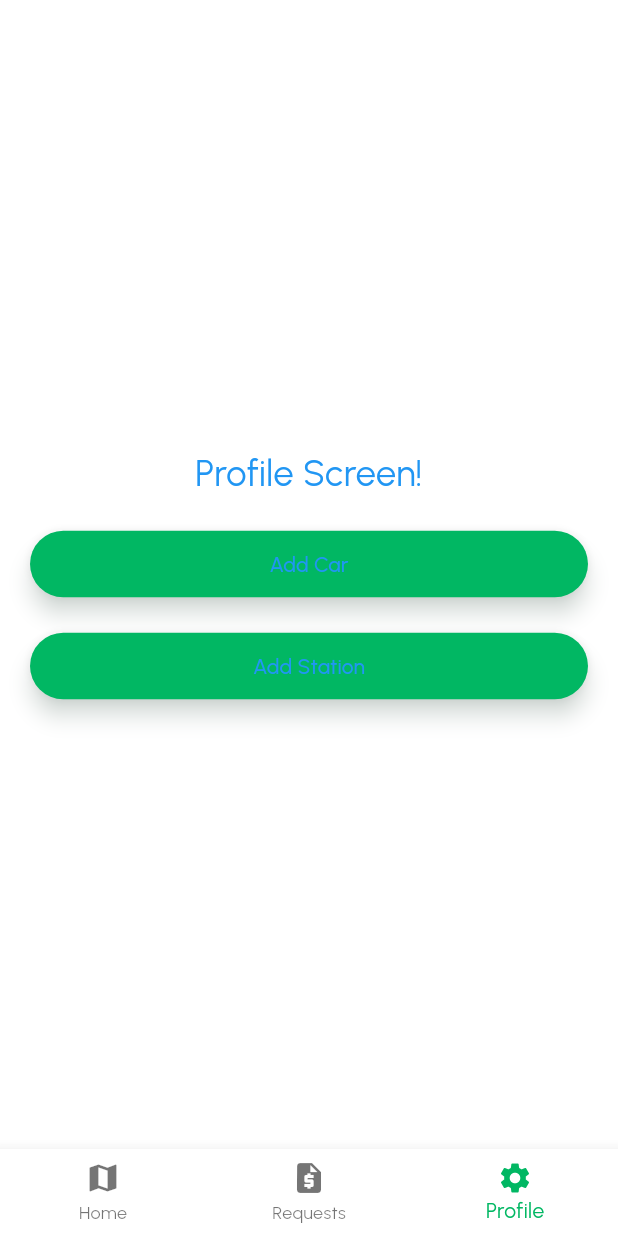
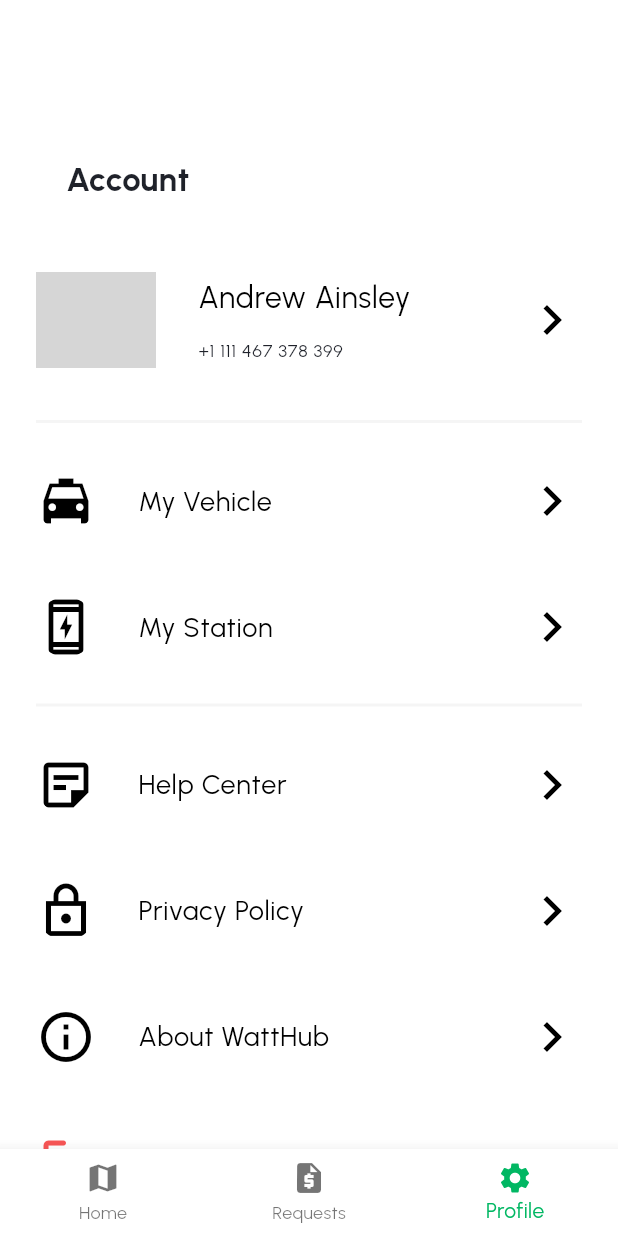
Before and after one commit to lusnyak/watt_hub, a Flutter app: the ProfileScreen screen opened by its route, on a phone screen of 412 x 824 dp. Run offline on Flutter 3.47's test engine with Material 3 defaults, Android fonts, the light colour scheme and no system bars; our stand-ins replace auto_route, awesome_extensions, bloc, dropdown_button2, flutter_bloc, flutter_screenutil and 8 more; accounts and stored records are empty; network calls fail; grey boxes are pictures that could not be loaded.

Commit message:
Added profile page ui screen, crated sub widgets for frofile page menu items.

```diff
--- a/lib/presentation/screens/profile/profile_screen.dart
+++ b/lib/presentation/screens/profile/profile_screen.dart
@@ -2,50 +2,138 @@ import 'package:auto_route/auto_route.dart';
 import 'package:awesome_extensions/awesome_extensions.dart';
 import 'package:flutter/material.dart';
 import 'package:watt_hub/config/routes/app_router.dart';
+import 'package:watt_hub/presentation/screens/profile/sub_widget/profile_menu_divider.dart';
+import 'package:watt_hub/presentation/screens/profile/sub_widget/profile_menu_item.dart';
+import 'package:watt_hub_uikit/watt_hub_uikit.dart';
 
 @RoutePage()
-class ProfileScreen extends StatelessWidget {
+class ProfileScreen extends StatefulWidget {
   const ProfileScreen({super.key});
 
   @override
+  State<ProfileScreen> createState() => _ProfileScreenState();
+}
+
+class _ProfileScreenState extends State<ProfileScreen> {
+  @override
   Widget build(BuildContext context) {
     return Scaffold(
-      body: SafeArea(
+      body: SingleChildScrollView(
         child: Column(
           mainAxisAlignment: MainAxisAlignment.center,
           crossAxisAlignment: CrossAxisAlignment.stretch,
           children: [
             const Text(
-              "Profile Screen!",
-              textAlign: TextAlign.center,
+              "Account",
+              textAlign: TextAlign.start,
               style: TextStyle(
-                fontSize: 24.0,
-                color: Colors.blue,
+                  fontSize: 22.0,
+                  color: WattHubColors.darkMoodColor,
+                  fontWeight: FontWeight.bold),
+            ).paddingLTRB(20, 80, 20, 20),
+            ListTile(
+              splashColor: WattHubColors.primaryLightGreenColor,
+              shape: RoundedRectangleBorder(
+                  borderRadius: BorderRadius.circular(14)),
+              contentPadding: const EdgeInsets.symmetric(vertical: 20),
+              onTap: () => {},
+              title: Column(
+                crossAxisAlignment: CrossAxisAlignment.start,
+                children: [
+                  const Text('Andrew Ainsley',
+                      style: TextStyle(
+                        fontSize: 20,
+                      )),
+                  12.heightBox,
+                  const Text('+1 111 467 378 399',
+                      style: TextStyle(
+                          fontSize: 12, color: WattHubColors.darkMoodColor)),
+                ],
+              ),
+              horizontalTitleGap: 20,
+              dense: true,
+              visualDensity: const VisualDensity(vertical: 4, horizontal: 4),
+              leading: ClipRRect(
+                borderRadius:
+                    BorderRadius.circular(100), // Makes the image round
+                child: Image.network(
+                  'https://i.pinimg.com/736x/4b/0d/8a/4b0d8a3809bff41e4f010fc5add5effe.jpg',
+                  width: 80, // Sets the width of the image
+                  height:
+                      80, // Sets the height of the image (optional, to make it square)
+                  fit: BoxFit.cover, // Ensures the image fills the container
+                ),
+              ),
+              trailing: const Icon(
+                Icons.chevron_right_outlined,
+                size: 40,
               ),
             ),
-            20.heightBox,
-            ElevatedButton(
-              onPressed: () => AutoRouter.of(context).push(const AddCarRoute()),
-              child: const Text(
-                'Add Car',
-                style: TextStyle(
-                  color: Colors.blue,
-                ),
-              ),
+            const ProfileMenuDivider(),
+
+            ProfileMenuItem(
+              title: 'My Vehicle',
+              iconLeading: Icons.local_taxi_sharp,
+              onTap: () => {},
+              iconTrailing: Icons.chevron_right_outlined,
             ),
-            20.heightBox,
-            ElevatedButton(
-              onPressed: () =>
-                  AutoRouter.of(context).push(const AddStationRoute()),
-              child: const Text(
-                'Add Station',
-                style: TextStyle(
-                  color: Colors.blue,
-                ),
-              ),
-            )
+            ProfileMenuItem(
+              title: 'My Station',
+              iconLeading: Icons.charging_station_outlined,
+              onTap: () => {},
+              iconTrailing: Icons.chevron_right_outlined,
+            ),
+
+            const ProfileMenuDivider(),
+
+            ProfileMenuItem(
+              title: 'Help Center',
+              iconLeading: Icons.sticky_note_2_outlined,
+              onTap: () => {},
+              iconTrailing: Icons.chevron_right_outlined,
+            ),
+            ProfileMenuItem(
+              title: 'Privacy Policy',
+              iconLeading: Icons.lock_outline_sharp,
+              onTap: () => {},
+              iconTrailing: Icons.chevron_right_outlined,
+            ),
+            ProfileMenuItem(
+              title: 'About WattHub',
+              iconLeading: Icons.info_outlined,
+              onTap: () => {},
+              iconTrailing: Icons.chevron_right_outlined,
+            ),
+
+            ProfileMenuItem(
+              title: 'Logout',
+              iconLeading: Icons.logout_rounded,
+              onTap: () => {},
+              colorTile: WattHubColors.redColor,
+            ),
+
+            // ElevatedButton(
+            //   onPressed: () => AutoRouter.of(context).push(const AddCarRoute()),
+            //   child: const Text(
+            //     'Add Car',
+            //     style: TextStyle(
+            //       color: Colors.blue,
+            //     ),
+            //   ),
+            // ),
+            // 20.heightBox,
+            // ElevatedButton(
+            //   onPressed: () =>
+            //       AutoRouter.of(context).push(const AddStationRoute()),
+            //   child: const Text(
+            //     'Add Station',
+            //     style: TextStyle(
+            //       color: Colors.blue,
+            //     ),
+            //   ),
+            // )
           ],
-        ).paddingAll(20.0),
+        ).paddingAll(24.0),
       ),
     );
   }
--- /dev/null
+++ b/lib/presentation/screens/profile/sub_widget/profile_menu_divider.dart
@@ -0,0 +1,17 @@
+import 'package:flutter/material.dart';
+import 'package:watt_hub_uikit/watt_hub_uikit.dart';
+
+class ProfileMenuDivider extends StatelessWidget {
+  const ProfileMenuDivider({super.key});
+
+  @override
+  Widget build(BuildContext context) {
+    return const Divider(
+      height: 1,
+      thickness: 2,
+      indent: 0,
+      endIndent: 0,
+      color: WattHubColors.grayColor,
+    ).paddingSymmetric(vertical: 10);
+  }
+}
--- /dev/null
+++ b/lib/presentation/screens/profile/sub_widget/profile_menu_item.dart
@@ -0,0 +1,47 @@
+import 'package:flutter/material.dart';
+import 'package:watt_hub_uikit/watt_hub_uikit.dart';
+
+class ProfileMenuItem extends StatelessWidget {
+  final String title;
+  final IconData iconLeading;
+  final IconData? iconTrailing;
+  final VoidCallback? onTap;
+  final Color? colorTile;
+  const ProfileMenuItem(
+      {super.key,
+      required this.title,
+      required this.iconLeading,
+      required this.onTap,
+      this.iconTrailing,
+      this.colorTile});
+
+  @override
+  Widget build(BuildContext context) {
+    return ListTile(
+      textColor: colorTile,
+      iconColor: colorTile,
+      splashColor: WattHubColors.primaryLightGreenColor,
+      shape: RoundedRectangleBorder(borderRadius: BorderRadius.circular(14)),
+      contentPadding: const EdgeInsets.symmetric(vertical: 10),
+      onTap: onTap,
+      title: Text(title,
+          style: const TextStyle(
+            fontSize: 18,
+          )),
+      horizontalTitleGap: 20,
+      dense: true,
+      visualDensity: const VisualDensity(vertical: 4, horizontal: 4),
+      leading: ClipRRect(
+        borderRadius: BorderRadius.circular(100), // Makes the image round
+        child: Icon(
+          iconLeading,
+          size: 40,
+        ),
+      ),
+      trailing: Icon(
+        iconTrailing,
+        size: 40,
+      ),
+    );
+  }
+}
```
